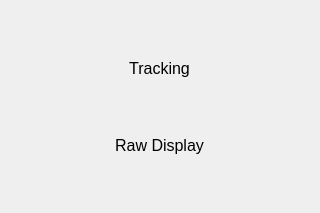
Old version of the form cbcui/ui/VisionSelect.ui in the repository kipr/cbc.
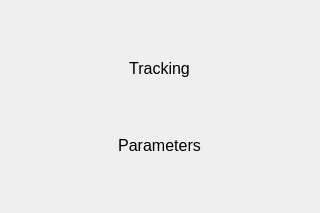
New version of the form. Icons and pictures are not drawn.

```diff
--- a/cbcui/ui/VisionSelect.ui
+++ b/cbcui/ui/VisionSelect.ui
@@ -88,9 +88,9 @@
       </spacer>
      </item>
      <item>
-      <widget class="QPushButton" name="ui_rawDisplayButton" >
-       <property name="enabled" >
-        <bool>false</bool>
+      <widget class="QPushButton" name="ui_settingButton">
+       <property name="enabled">
+        <bool>true</bool>
        </property>
        <property name="minimumSize" >
         <size>
@@ -118,8 +118,8 @@
 font-size:12pt;
 }</string>
        </property>
-       <property name="text" >
-        <string>Raw Display</string>
+       <property name="text">
+        <string>Parameters</string>
        </property>
       </widget>
      </item>
```
Left out of the diff: 49 changed lines with no effect on the pictures.
